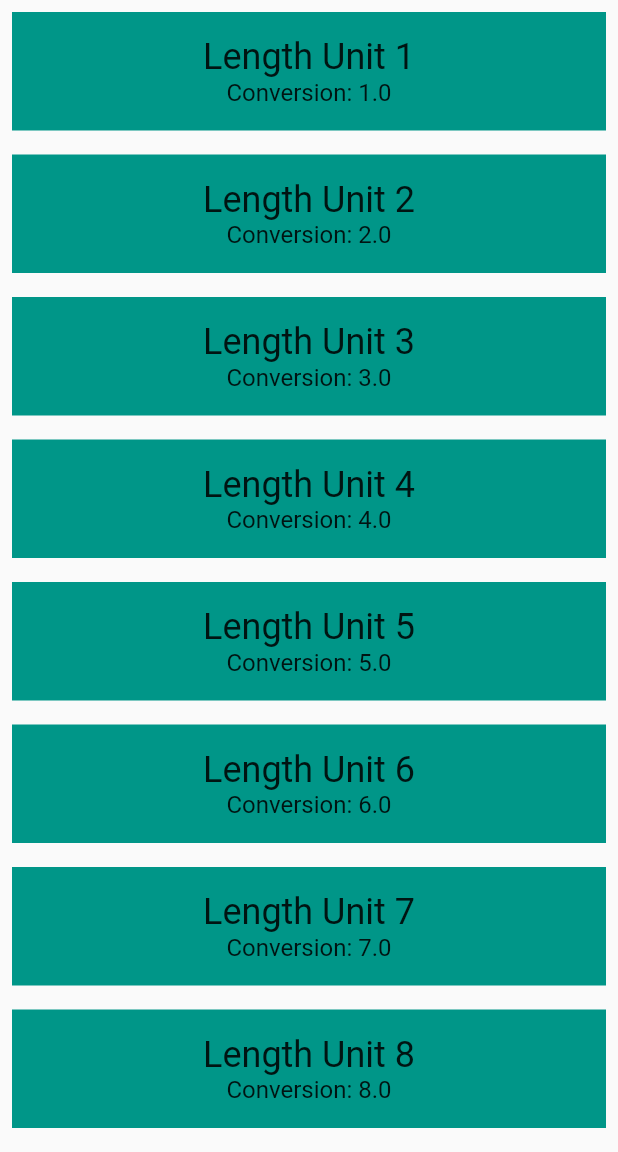
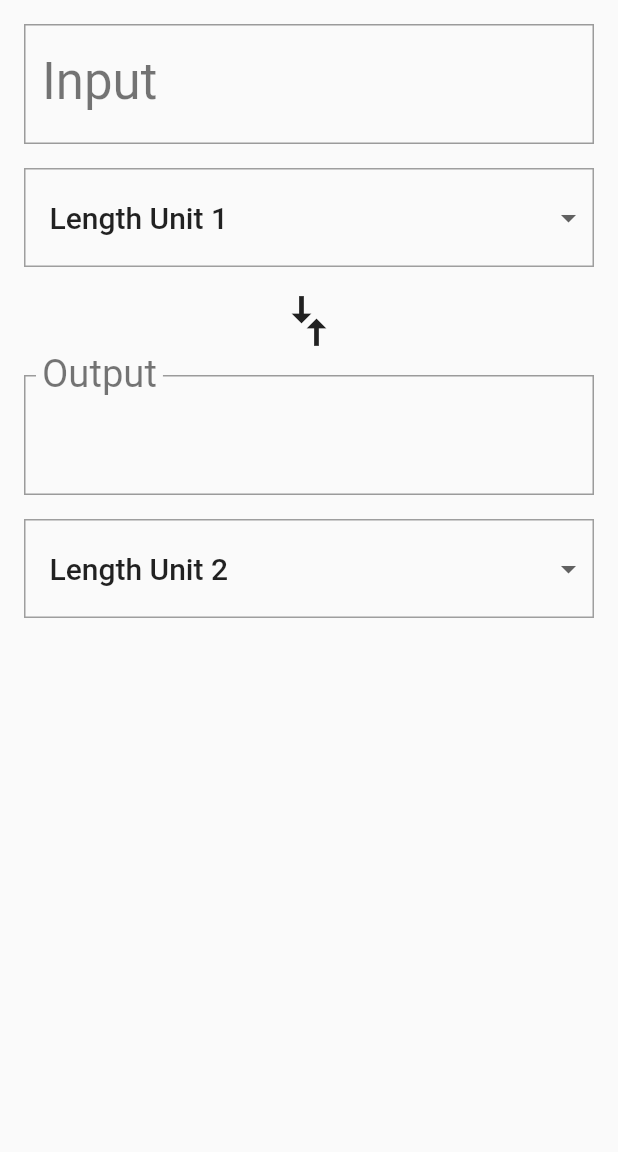
Before and after one commit to SrishtiC99/Flutter-Unit-Converter-App, a Flutter app: the screen it shows after launch, after a tap on "Length", on a phone screen of 412 x 824 dp, the part 84-1236 px from its top. Run offline on Flutter 3.47's test engine with Material 2 defaults, Android fonts, the phone set to English and light mode, and no system bars.

Commit message:
Added Interactivity to the Unit Converter unit_converter.dart

```diff
--- a/lib/category_route.dart
+++ b/lib/category_route.dart
@@ -5,7 +5,7 @@ import 'package:flutter_udacity1/unit_converter.dart';
 class CategoryRoute extends StatefulWidget{
   CategoryRoute();
   static const _categoryNames = <String>["Length",
-  "Area", "Volume", "Mass", "Time", "Digital Storage", "Energy", "Currency"];
+    "Area", "Volume", "Mass", "Time", "Digital Storage", "Energy", "Currency"];
 
   static const _colors = <Color>[
     Colors.teal,
@@ -28,7 +28,7 @@ class _CategoryRouteState extends State<CategoryRoute> {
 
     final listView = Container(
         child: ListView.builder(
-          itemCount: CategoryRoute._colors.length,
+            itemCount: CategoryRoute._colors.length,
             padding: EdgeInsets.all(8),
             itemBuilder: (BuildContext context, int index){
               return Category(CategoryRoute._categoryNames[index], CategoryRoute._colors[index], Icons.cake);
--- a/lib/unit_converter.dart
+++ b/lib/unit_converter.dart
@@ -1,49 +1,244 @@
 import 'package:flutter/material.dart';
 import 'unit.dart';
-class ConverterRoute extends StatefulWidget{
+
+class ConverterRoute extends StatefulWidget {
   final String categoryName;
   final Color color;
   final List<Unit> units;
-  ConverterRoute(this.categoryName,this.color, this.units);
+
+  ConverterRoute(this.categoryName, this.color, this.units);
 
   @override
   _ConverterRouteState createState() => _ConverterRouteState();
 }
 
 class _ConverterRouteState extends State<ConverterRoute> {
+  late Unit _fromValue;
+  late Unit _toValue;
+  late double _inputValue;
+  String _convertedValue = '';
+  late List<DropdownMenuItem> _unitMenuItems;
+  bool _showValidationError = false;
+
+  @override
+  void initState() {
+    super.initState();
+    _createDropdownMenuItems();
+    _setDefaults();
+  }
+
+   void  _createDropdownMenuItems(){
+     var newItems = <DropdownMenuItem>[];
+     for (var unit in widget.units) {
+       newItems.add(DropdownMenuItem(
+         value: unit.name,
+         child: Container(
+           child: Text(
+             unit.name,
+             softWrap: true,
+           ),
+         ),
+       ));
+     }
+     setState(() {
+       _unitMenuItems = newItems;
+     });
+   }
+
+   void _setDefaults(){
+     setState(() {
+       _fromValue = widget.units[0];
+       _toValue = widget.units[1];
+     });
+   }
+
+  /// Clean up conversion; trim trailing zeros, e.g. 5.500 -> 5.5, 10.0 -> 10
+  String _format(double conversion) {
+    var outputNum = conversion.toStringAsPrecision(7);
+    if (outputNum.contains('.') && outputNum.endsWith('0')) {
+      var i = outputNum.length - 1;
+      while (outputNum[i] == '0') {
+        i -= 1;
+      }
+      outputNum = outputNum.substring(0, i + 1);
+    }
+    if (outputNum.endsWith('.')) {
+      return outputNum.substring(0, outputNum.length - 1);
+    }
+    return outputNum;
+  }
+
+  void _updateConversion() {
+    setState(() {
+      _convertedValue =
+          _format(_inputValue * (_toValue.conversion / _fromValue.conversion));
+    });
+  }
+
+  void _updateInputValue(String input) {
+    setState(() {
+      if (input == null || input.isEmpty) {
+        _convertedValue = '';
+      } else {
+        // Even though we are using the numerical keyboard, we still have to check
+        // for non-numerical input such as '5..0' or '6 -3'
+        try {
+          final inputDouble = double.parse(input);
+          _showValidationError = false;
+          _inputValue = inputDouble;
+          _updateConversion();
+        } on Exception catch (e) {
+          print('Error: $e');
+          _showValidationError = true;
+        }
+      }
+    });
+  }
+
+  Unit _getUnit(String unitName) {
+    return widget.units.firstWhere(
+          (Unit unit) {
+        return unit.name == unitName;
+      },
+      orElse: null,
+    );
+  }
+
+  void _updateFromConversion(dynamic unitName) {
+    setState(() {
+      _fromValue = _getUnit(unitName);
+    });
+    if (_inputValue != null) {
+      _updateConversion();
+    }
+  }
+
+  void _updateToConversion(dynamic unitName) {
+    setState(() {
+      _toValue = _getUnit(unitName);
+    });
+    if (_inputValue != null) {
+      _updateConversion();
+    }
+  }
+
+  Widget _createDropdown(String currentValue, ValueChanged<dynamic> onChanged) {
+    return Container(
+      margin: EdgeInsets.only(top: 16.0),
+      decoration: BoxDecoration(
+        // This sets the color of the [DropdownButton] itself
+        color: Colors.grey[50],
+        border: Border.all(
+          color: Colors.grey,
+          width: 1.0,
+        ),
+      ),
+      padding: EdgeInsets.symmetric(vertical: 8.0),
+      child: Theme(
+        // This sets the color of the [DropdownMenuItem]
+        data: Theme.of(context).copyWith(
+          canvasColor: Colors.grey[50],
+        ),
+        child: DropdownButtonHideUnderline(
+          child: ButtonTheme(
+            alignedDropdown: true,
+            child: DropdownButton(
+              value: currentValue,
+              items: _unitMenuItems,
+              onChanged: onChanged,
+              style: Theme.of(context).textTheme.title,
+            ),
+          ),
+        ),
+      ),
+    );
+  }
+
   @override
   Widget build(BuildContext context) {
-    return Material(
-      child: Scaffold(
-        appBar:  AppBar(
+
+    final inputWidget = Padding(
+      padding: EdgeInsets.all(16),
+      child: Column(
+        crossAxisAlignment: CrossAxisAlignment.stretch,
+        children: [
+          TextField(
+            style: Theme
+                .of(context)
+                .textTheme
+                .display1,
+            decoration: InputDecoration(
+              labelStyle: Theme
+                  .of(context)
+                  .textTheme
+                  .display1,
+              errorText: _showValidationError ? 'Invalid number entered' : null,
+              labelText: 'Input',
+              border: OutlineInputBorder(
+                borderRadius: BorderRadius.circular(0.0),
+              ),
+            ),
+            // Since we only want numerical input, we use a number keyboard. There
+            // are also other keyboards for dates, emails, phone numbers, etc.
+            keyboardType: TextInputType.number,
+            onChanged: _updateInputValue,
+          ),
+          _createDropdown(_fromValue.name, _updateFromConversion),
+        ],
+      ),
+    );
+    final arrowWidget = RotatedBox(
+      quarterTurns: 1,
+      child: Icon(
+        Icons.compare_arrows,
+        size: 40.0,
+      ),
+    );
+
+    final outputWidget = Padding(
+      padding: EdgeInsets.all(16),
+      child: Column(
+        crossAxisAlignment: CrossAxisAlignment.stretch,
+        children: [
+          InputDecorator(
+            child: Text(
+              _convertedValue,
+              style: Theme.of(context).textTheme.display1,
+            ),
+            decoration: InputDecoration(
+              labelText: 'Output',
+              labelStyle: Theme.of(context).textTheme.display1,
+              border: OutlineInputBorder(
+                borderRadius: BorderRadius.circular(0.0),
+              ),
+            ),
+          ),
+          _createDropdown(_toValue.name, _updateToConversion),
+        ],
+      ),
+    );
+    final converterWidget = SingleChildScrollView(
+         child: Column(
+          crossAxisAlignment: CrossAxisAlignment.stretch,
+          children: [
+            inputWidget,
+            arrowWidget,
+            outputWidget
+          ],
+        )
+    );
+    final appBar = AppBar(
       title: Text(widget.categoryName,
         style: TextStyle(fontSize: 30),
       ),
       centerTitle: true,
       elevation: 0.0,
       backgroundColor: widget.color,
-        ),
-        body: ListView(
-          children: widget.units.map((Unit unit) {
-            return Container(
-              color: widget.color,
-              margin: EdgeInsets.all(8.0),
-              padding: EdgeInsets.all(16.0),
-              child: Column(
-                children: <Widget>[
-                  Text(
-                    unit.name,
-                    style: Theme.of(context).textTheme.headline,
-                  ),
-                  Text(
-                    'Conversion: ${unit.conversion}',
-                    style: Theme.of(context).textTheme.subhead,
-                  ),
-                ],
-              ),
     );
-          }).toList()
-        ),
+    return Material(
+      child: Scaffold(
+          appBar: appBar,
+          body: converterWidget
       ),
     );
   }
```
Lines whose indentation alone changed are shown as unchanged.
